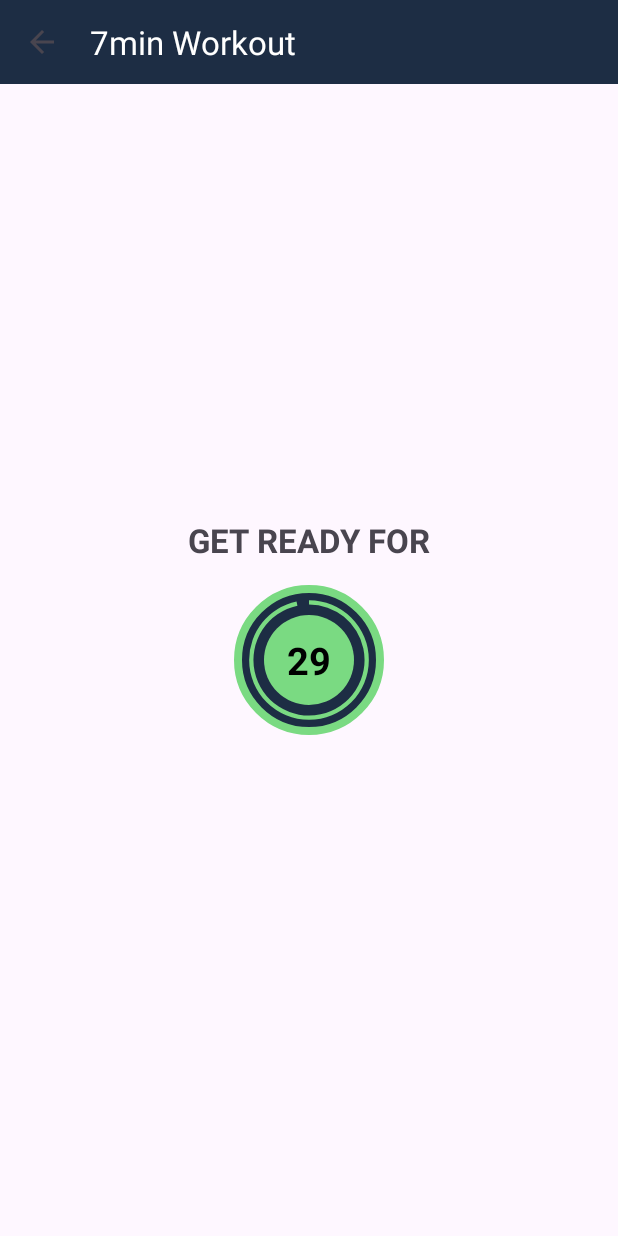
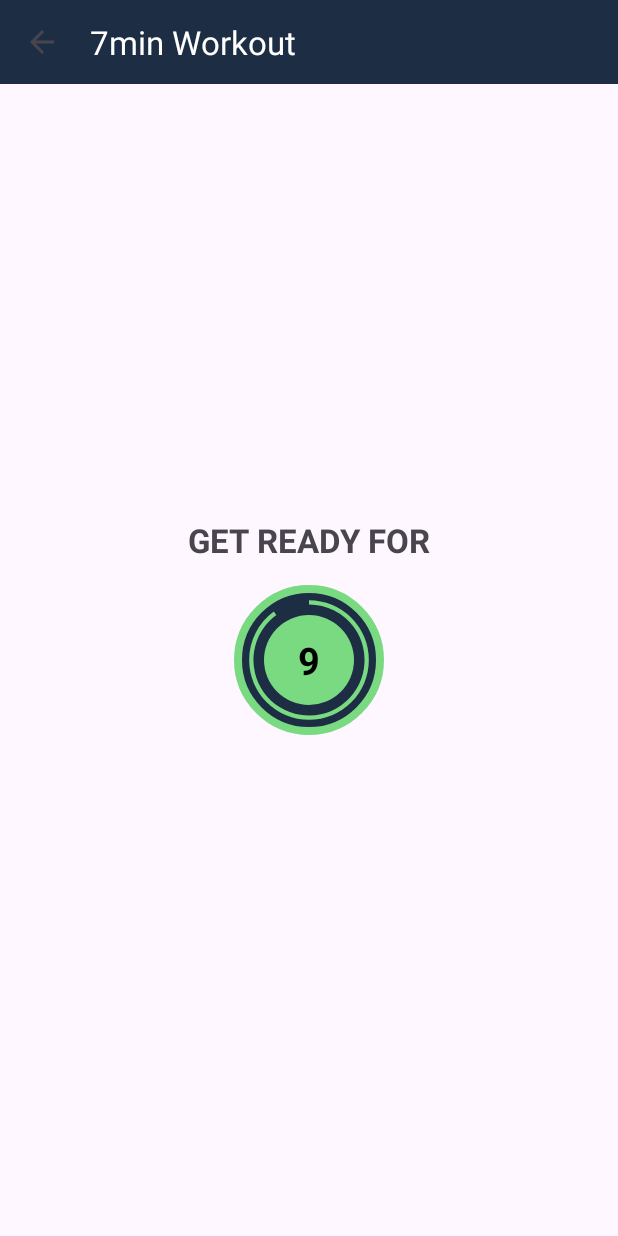
Before and after one commit to PrathB/7min_Workout_App, an Android app: the ExerciseActivity screen opened directly, with no data from a screen before it, on a phone screen of 412 x 824 dp. Run offline under Robolectric (Android 15) with nearby library versions, the phone set to English and light mode, and no system bars.

Commit message:
Added exercise timer

```diff
--- a/app/src/main/java/com/test/a7minworkout/ExerciseActivity.kt
+++ b/app/src/main/java/com/test/a7minworkout/ExerciseActivity.kt
@@ -3,12 +3,14 @@ package com.test.a7minworkout
 import androidx.appcompat.app.AppCompatActivity
 import android.os.Bundle
 import android.os.CountDownTimer
+import android.view.View
 import com.test.a7minworkout.databinding.ActivityExerciseBinding
 
 class ExerciseActivity : AppCompatActivity() {
     private var binding : ActivityExerciseBinding? = null
 
     private var restTimer : CountDownTimer? = null
+    private var exerciseTimer : CountDownTimer? = null
     override fun onCreate(savedInstanceState: Bundle?) {
         super.onCreate(savedInstanceState)
         binding = ActivityExerciseBinding.inflate(layoutInflater)
@@ -27,35 +29,81 @@ class ExerciseActivity : AppCompatActivity() {
         setRestView()
     }
 
-    private fun startTimer(){
-        binding?.tvTimer?.text = 30.toString()
-        restTimer = object : CountDownTimer(30000,1000){
+    private fun startRestTimer(){
+        restTimer = object : CountDownTimer(10000,1000){
             override fun onTick(millisUntilFinished: Long) {
-                binding?.tvTimer?.text = (millisUntilFinished/1000).toString()
-                binding?.progressBar?.progress = (millisUntilFinished/1000).toInt()
+                binding?.tvTimerRest?.text = (millisUntilFinished/1000).toString()
+                binding?.progressBarRest?.progress = (millisUntilFinished/1000).toInt()
             }
 
             override fun onFinish() {
-//                TODO: Jump to exercise screen
+                setExerciseView()
             }
         }.start()
     }
 
     private fun setRestView(){
-//        this fxn will cancel any existing timer before calling startTimer()
+//        this fxn will cancel any existing timer before calling startRestTimer()
+        binding?.flProgressBarExercise?.visibility = View.INVISIBLE
+        binding?.flProgressBarRest?.visibility = View.VISIBLE
+
+        binding?.tvTitle?.text = "GET READY FOR"
+        if(restTimer!= null ){
+            restTimer!!.cancel()
+            binding?.tvTimerRest?.text = (10).toString()
+            restTimer = null
+        }
+        if(exerciseTimer != null){
+            exerciseTimer!!.cancel()
+            exerciseTimer = null
+        }
+        startRestTimer()
+    }
+
+    private fun resetRestTimer(){
         if(restTimer!= null){
             restTimer!!.cancel()
-            binding?.tvTimer?.text = (100000).toString()
+            binding?.tvTimerRest?.text = (10).toString()
             restTimer = null
         }
-        startTimer()
     }
 
-    private fun resetTimer(){
+    private fun startExerciseTimer(){
+        exerciseTimer = object : CountDownTimer(30000,1000){
+            override fun onTick(millisUntilFinished: Long) {
+                binding?.tvTimerExercise?.text = (millisUntilFinished/1000).toString()
+                binding?.progressBarExercise?.progress = (millisUntilFinished/1000).toInt()
+            }
+
+            override fun onFinish() {
+                setRestView()
+            }
+        }.start()
+    }
+
+    private fun setExerciseView(){
+//        this fxn will cancel any existing timer before calling startExerciseTimer()
+        binding?.flProgressBarExercise?.visibility = View.VISIBLE
+        binding?.flProgressBarRest?.visibility = View.INVISIBLE
+
+        binding?.tvTitle?.text = "EXERCISE NAME:"
+        if(exerciseTimer!= null){
+            exerciseTimer!!.cancel()
+            binding?.tvTimerExercise?.text = (30).toString()
+            exerciseTimer = null
+        }
+        if(restTimer != null){
+            restTimer!!.cancel()
+            restTimer = null
+        }
+        startExerciseTimer()
+    }
+
+    private fun resetExerciseTimer(){
         if(restTimer!= null){
-            restTimer!!.cancel()
-            binding?.tvTimer?.text = (100000).toString()
-            restTimer = null
+            exerciseTimer!!.cancel()
+            binding?.tvTimerRest?.text = (30).toString()
+            exerciseTimer = null
         }
     }
 
@@ -64,6 +112,9 @@ class ExerciseActivity : AppCompatActivity() {
         if(restTimer != null){
             restTimer!!.cancel()
         }
+        if(exerciseTimer != null){
+            exerciseTimer!!.cancel()
+        }
         binding = null
     }
 }
--- a/app/src/main/res/layout/activity_exercise.xml
+++ b/app/src/main/res/layout/activity_exercise.xml
@@ -19,7 +19,7 @@
         />
 
     <TextView
-        android:id="@+id/getReady"
+        android:id="@+id/tv_title"
         android:layout_width="wrap_content"
         android:layout_height="wrap_content"
         android:text="@string/get_ready_for"
@@ -28,20 +28,63 @@
         android:layout_marginBottom="15dp"
         app:layout_constraintEnd_toEndOf="parent"
         app:layout_constraintStart_toStartOf="parent"
-        app:layout_constraintBottom_toTopOf="@id/fl_progressBar" />
+        app:layout_constraintBottom_toTopOf="@id/fl_progressBar_rest" />
 
     <FrameLayout
-        android:id="@+id/fl_progressBar"
+        android:id="@+id/fl_progressBar_rest"
         android:layout_width="100dp"
         android:layout_height="100dp"
         android:padding="10dp"
         android:background="@drawable/start_button_circular_border"
+        android:visibility="visible"
         app:layout_constraintStart_toStartOf="parent"
         app:layout_constraintEnd_toEndOf="parent"
         app:layout_constraintBottom_toBottomOf="parent"
         app:layout_constraintTop_toBottomOf="@id/toolbar_exercise">
         <ProgressBar
-            android:id="@+id/progressBar"
+            android:id="@+id/progressBar_rest"
+            android:layout_width="100dp"
+            android:layout_height="100dp"
+            android:layout_gravity="center"
+            android:progressDrawable="@drawable/circular_progress_bar"
+            style="?android:progressBarStyleHorizontal"
+            android:max="10"
+            android:progress="10"
+            android:rotation="-90"/>
+
+        <LinearLayout
+            android:layout_width="60dp"
+            android:layout_height="60dp"
+            android:layout_gravity="center"
+            android:gravity="center"
+            android:background="@drawable/circular_progress_background">
+
+            <TextView
+                android:id="@+id/tv_timer_rest"
+                android:layout_width="wrap_content"
+                android:layout_height="wrap_content"
+                tools:text="10"
+                android:textSize="25sp"
+                android:textColor="@color/black"
+                android:textStyle="bold"
+                />
+        </LinearLayout>
+
+    </FrameLayout>
+
+    <FrameLayout
+        android:id="@+id/fl_progressBar_exercise"
+        android:layout_width="100dp"
+        android:layout_height="100dp"
+        android:padding="10dp"
+        android:background="@drawable/start_button_circular_border"
+        android:visibility="invisible"
+        app:layout_constraintStart_toStartOf="parent"
+        app:layout_constraintEnd_toEndOf="parent"
+        app:layout_constraintBottom_toBottomOf="parent"
+        app:layout_constraintTop_toBottomOf="@id/toolbar_exercise">
+        <ProgressBar
+            android:id="@+id/progressBar_exercise"
             android:layout_width="100dp"
             android:layout_height="100dp"
             android:layout_gravity="center"
@@ -59,10 +102,10 @@
             android:background="@drawable/circular_progress_background">
 
             <TextView
-                android:id="@+id/tv_timer"
+                android:id="@+id/tv_timer_exercise"
                 android:layout_width="wrap_content"
                 android:layout_height="wrap_content"
-                tools:text="10"
+                tools:text="30"
                 android:textSize="25sp"
                 android:textColor="@color/black"
                 android:textStyle="bold"
```
